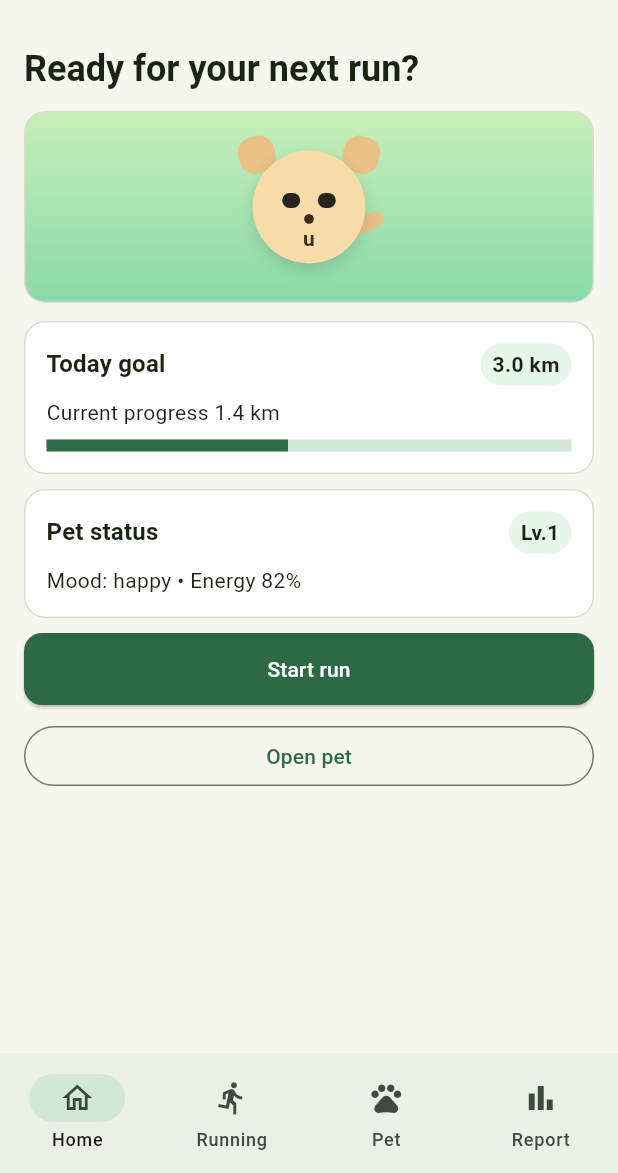
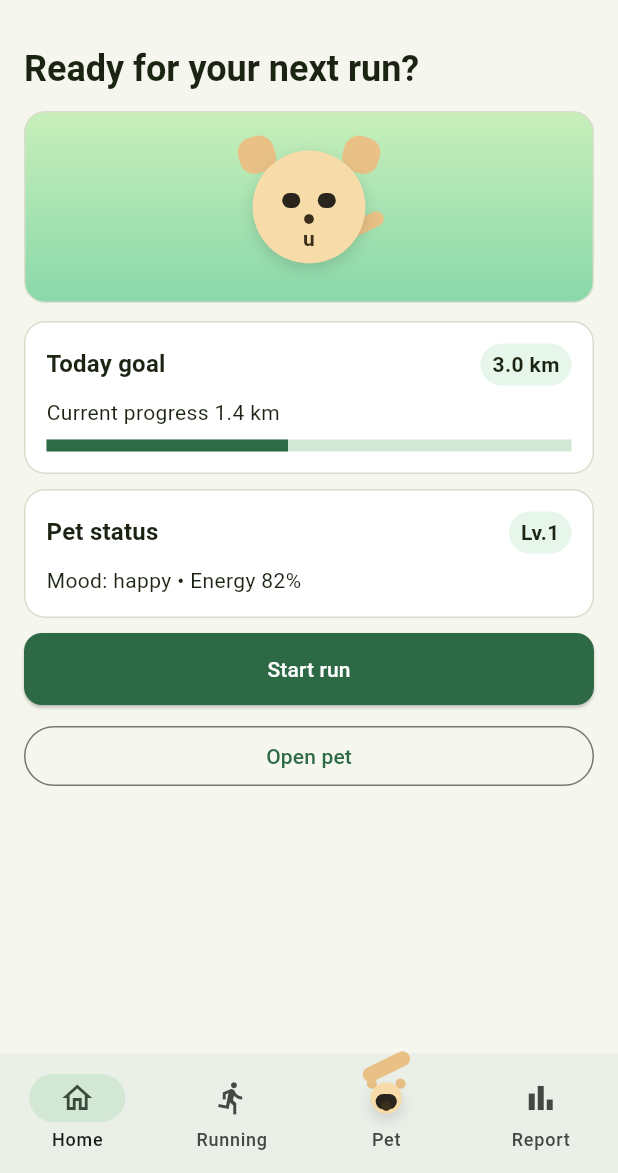
Before and after one commit to Kimseungzzang/RunPet_app, a Flutter app: the screen it shows after launch, on a phone screen of 412 x 824 dp, the part 63-1236 px from its top. Run offline on Flutter 3.47's test engine with Material 3 defaults, Android fonts, the light colour scheme and no system bars; our stand-ins replace flutter_riverpod, geolocator, in_app_purchase; network calls fail.

Commit message:
fix(ui): replace pet tab paw icon with mini pet avatar

```diff
--- a/lib/app/runpet_home_shell.dart
+++ b/lib/app/runpet_home_shell.dart
@@ -12,6 +12,7 @@ import 'package:runpet_app/screens/running_screen.dart';
 import 'package:runpet_app/screens/shop_screen.dart';
 import 'package:runpet_app/services/in_app_purchase_service.dart';
 import 'package:runpet_app/state/providers.dart';
+import 'package:runpet_app/widgets/pet_avatar.dart';
 
 class RunpetHomeShell extends ConsumerStatefulWidget {
   const RunpetHomeShell({super.key});
@@ -238,11 +239,14 @@ class _RunpetHomeShellState extends ConsumerState<RunpetHomeShell> {
       bottomNavigationBar: NavigationBar(
         selectedIndex: _tabIndex,
         onDestinationSelected: (index) => setState(() => _tabIndex = index),
-        destinations: const [
-          NavigationDestination(icon: Icon(Icons.home_outlined), label: 'Home'),
-          NavigationDestination(icon: Icon(Icons.directions_run), label: 'Running'),
-          NavigationDestination(icon: Icon(Icons.pets_outlined), label: 'Pet'),
-          NavigationDestination(icon: Icon(Icons.bar_chart_outlined), label: 'Report'),
+        destinations: [
+          const NavigationDestination(icon: Icon(Icons.home_outlined), label: 'Home'),
+          const NavigationDestination(icon: Icon(Icons.directions_run), label: 'Running'),
+          NavigationDestination(
+            icon: PetAvatar(size: 26, mood: _pet?.petMood ?? 'happy', hatId: _pet?.equippedHatId),
+            label: 'Pet',
+          ),
+          const NavigationDestination(icon: Icon(Icons.bar_chart_outlined), label: 'Report'),
         ],
       ),
     );
```
